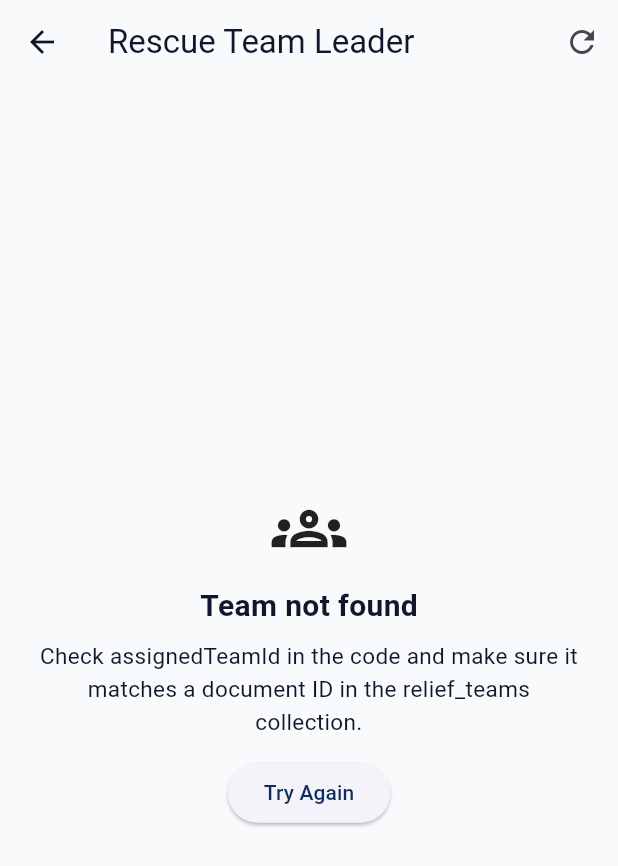
After one commit to Marco03Fernando/Disaster_Management, a Flutter app: the screen it shows after launch, after a tap on "Rescue Team Leader", on a phone screen of 412 x 824 dp. The commit adds this screen. Shown: the top 866 px of the screen. Run offline on Flutter 3.47's test engine with Material 3 defaults, Android fonts, the phone set to English and light mode, and no system bars; our stand-ins replace cloud_firestore, connectivity_plus, firebase_core, fl_chart, go_router, image_picker and 1 more; accounts and stored records are empty.

Commit message:
Add rescue team leader functionality

```diff
--- a/hazard_warning_app/lib/app.dart
+++ b/hazard_warning_app/lib/app.dart
@@ -24,6 +24,7 @@ import 'package:hazard_warning_app/features/officer/screens/shelters_list_screen
 import 'package:hazard_warning_app/features/officer/screens/verify_report_screen.dart';
 import 'package:hazard_warning_app/features/officer/screens/warning_delivery_screen.dart';
 import 'package:hazard_warning_app/features/role_selection/role_selection_screen.dart';
+import 'package:hazard_warning_app/features/officer/screens/rescue_team_leader_screen.dart';
 
 class HazardWarningApp extends StatelessWidget {
   const HazardWarningApp({super.key, required this.router});
@@ -142,6 +143,10 @@ GoRouter buildRouter() {
         builder: (context, state) => const ReliefTeamsScreen(),
       ),
       GoRoute(
+        path: '/officer/rescue-team-leader',
+        builder: (context, state) => const RescueTeamLeaderScreen(),
+      ),
+      GoRoute(
         path: '/officer/relief',
         builder: (context, state) => const ReliefDistributionScreen(),
       ),
--- a/hazard_warning_app/lib/features/officer/screens/relief_teams_screen.dart
+++ b/hazard_warning_app/lib/features/officer/screens/relief_teams_screen.dart
@@ -334,7 +334,7 @@ class _ReliefTeamsScreenState extends State<ReliefTeamsScreen> {
                             child: ListView.separated(
                               shrinkWrap: true,
                               itemCount: matchingTeams.length,
-                              separatorBuilder: (_, __) =>
+                              separatorBuilder: (_, _) =>
                                   const Divider(height: 1),
                               itemBuilder: (context, index) {
                                 final team = matchingTeams[index];
--- /dev/null
+++ b/hazard_warning_app/lib/features/officer/screens/rescue_team_leader_screen.dart
@@ -0,0 +1,452 @@
+import 'package:flutter/material.dart';
+import 'package:hazard_warning_app/core/models/models.dart';
+import 'package:hazard_warning_app/core/services/app_services.dart';
+import 'package:go_router/go_router.dart';
+
+class RescueTeamLeaderScreen extends StatefulWidget {
+  const RescueTeamLeaderScreen({super.key});
+
+  @override
+  State<RescueTeamLeaderScreen> createState() => _RescueTeamLeaderScreenState();
+}
+
+class _RescueTeamLeaderScreenState extends State<RescueTeamLeaderScreen> {
+  // CHANGE THIS to the document ID of the team in Firebase.
+  static const String assignedTeamId = 'RB-26';
+
+  late Future<ReliefTeam?> _teamFuture;
+  bool _updatingStatus = false;
+
+  static const List<String> _statuses = [
+    'Dispatched',
+    'En route',
+    'On site',
+    'Completed',
+  ];
+
+  @override
+  void initState() {
+    super.initState();
+    _teamFuture = _loadAssignedTeam();
+  }
+
+  Future<ReliefTeam?> _loadAssignedTeam() async {
+    final teams = await AppServices.instance.repository.getReliefTeams();
+
+    for (final team in teams) {
+      if (team.id == assignedTeamId) {
+        return team;
+      }
+    }
+
+    return null;
+  }
+
+  Future<void> _refreshTeam() async {
+    setState(() {
+      _teamFuture = _loadAssignedTeam();
+    });
+
+    await _teamFuture;
+  }
+
+  Future<void> _changeStatus(ReliefTeam team) async {
+    final selectedStatus = await showModalBottomSheet<String>(
+      context: context,
+      builder: (sheetContext) => SafeArea(
+        child: Column(
+          mainAxisSize: MainAxisSize.min,
+          children: [
+            const Padding(
+              padding: EdgeInsets.all(16),
+              child: Text(
+                'Update Team Status',
+                style: TextStyle(fontSize: 19, fontWeight: FontWeight.bold),
+              ),
+            ),
+            ..._statuses.map(
+              (status) => ListTile(
+                leading: Icon(
+                  Icons.circle,
+                  size: 14,
+                  color: _statusColor(status),
+                ),
+                title: Text(status),
+                trailing: status == team.status
+                    ? const Icon(Icons.check)
+                    : null,
+                onTap: () => Navigator.pop(sheetContext, status),
+              ),
+            ),
+            const SizedBox(height: 8),
+          ],
+        ),
+      ),
+    );
+
+    if (selectedStatus == null || selectedStatus == team.status || !mounted) {
+      return;
+    }
+
+    setState(() => _updatingStatus = true);
+
+    final updatedTeam = ReliefTeam(
+      id: team.id,
+      name: team.name,
+      lead: team.lead,
+      members: team.members,
+      responseArea: team.responseArea,
+      status: selectedStatus,
+      currentLocation: team.currentLocation,
+      dispatchLocation: team.dispatchLocation,
+    );
+
+    try {
+      await AppServices.instance.repository.updateReliefTeam(updatedTeam);
+
+      if (!mounted) return;
+
+      setState(() {
+        _teamFuture = Future.value(updatedTeam);
+        _updatingStatus = false;
+      });
+
+      ScaffoldMessenger.of(context).showSnackBar(
+        SnackBar(content: Text('Team status updated to $selectedStatus.')),
+      );
+    } catch (e) {
+      if (!mounted) return;
+
+      setState(() => _updatingStatus = false);
+
+      ScaffoldMessenger.of(context)
+          .showSnackBar(SnackBar(content: Text('Could not update status: $e')));
+    }
+  }
+
+  Color _statusColor(String status) {
+    switch (status.toLowerCase()) {
+      case 'available':
+        return const Color(0xFF16A34A);
+      case 'dispatched':
+        return const Color(0xFF2563EB);
+      case 'en route':
+        return const Color(0xFFF59E0B);
+      case 'on site':
+        return const Color(0xFF7C3AED);
+      case 'completed':
+        return const Color(0xFF64748B);
+      default:
+        return Colors.grey;
+    }
+  }
+
+  Widget _detail(String label, String value, IconData icon) {
+    return Padding(
+      padding: const EdgeInsets.symmetric(vertical: 10),
+      child: Row(
+        crossAxisAlignment: CrossAxisAlignment.start,
+        children: [
+          Icon(icon, size: 21, color: Colors.blueGrey),
+          const SizedBox(width: 12),
+          Expanded(
+            child: Column(
+              crossAxisAlignment: CrossAxisAlignment.start,
+              children: [
+                Text(
+                  label,
+                  style: const TextStyle(color: Colors.grey, fontSize: 12),
+                ),
+                const SizedBox(height: 4),
+                Text(
+                  value.isEmpty ? 'Not provided' : value,
+                  style: const TextStyle(
+                    fontSize: 15,
+                    fontWeight: FontWeight.w500,
+                  ),
+                ),
+              ],
+            ),
+          ),
+        ],
+      ),
+    );
+  }
+
+  Widget _buildTeam(ReliefTeam team) {
+    return ListView(
+      padding: const EdgeInsets.all(16),
+      children: [
+        if (['Dispatched', 'En route', 'On site'].contains(team.status))
+          Card(
+            color: const Color(0xFFFEE2E2),
+            child: Padding(
+              padding: const EdgeInsets.all(16),
+              child: Row(
+                crossAxisAlignment: CrossAxisAlignment.start,
+                children: [
+                  const Icon(
+                    Icons.notification_important,
+                    color: Color(0xFFDC2626),
+                    size: 30,
+                  ),
+                  const SizedBox(width: 12),
+                  Expanded(
+                    child: Column(
+                      crossAxisAlignment: CrossAxisAlignment.start,
+                      children: [
+                        const Text(
+                          'ACTIVE RESCUE ASSIGNMENT',
+                          style: TextStyle(
+                            fontSize: 13,
+                            fontWeight: FontWeight.bold,
+                            color: Color(0xFFB91C1C),
+                          ),
+                        ),
+                        const SizedBox(height: 6),
+                        Text(
+                          'Your team is ${team.status.toLowerCase()}.',
+                          style: const TextStyle(
+                            fontSize: 16,
+                            fontWeight: FontWeight.bold,
+                          ),
+                        ),
+                        const SizedBox(height: 6),
+                        Text(
+                          team.dispatchLocation.isEmpty
+                              ? 'Check with the duty officer for the dispatch location.'
+                              : 'Dispatch location: ${team.dispatchLocation}',
+                          style: const TextStyle(fontSize: 14),
+                        ),
+
+                      ],
+                    ),
+                  ),
+                ],
+              ),
+            ),
+          ),
+        Card(
+          child: Padding(
+            padding: const EdgeInsets.all(18),
+            child: Column(
+              crossAxisAlignment: CrossAxisAlignment.start,
+              children: [
+                const Row(
+                  children: [
+                    Icon(Icons.groups, size: 30),
+                    SizedBox(width: 10),
+                    Expanded(
+                      child: Text(
+                        'My Assigned Rescue Team',
+                        style: TextStyle(
+                          fontSize: 19,
+                          fontWeight: FontWeight.bold,
+                        ),
+                      ),
+                    ),
+                  ],
+                ),
+                const SizedBox(height: 18),
+                Text(
+                  team.name,
+                  style: const TextStyle(
+                    fontSize: 23,
+                    fontWeight: FontWeight.bold,
+                  ),
+                ),
+                const SizedBox(height: 6),
+                Text('Team ID: ${team.id}'),
+                const Divider(height: 28),
+                _detail('Team Leader', team.lead, Icons.person),
+                _detail(
+                  'Response Area',
+                  team.responseArea,
+                  Icons.location_on_outlined,
+                ),
+                _detail(
+                  'Current Location',
+                  team.currentLocation,
+                  Icons.my_location,
+                ),
+                _detail(
+                  'Dispatch Location',
+                  team.dispatchLocation,
+                  Icons.flag_outlined,
+                ),
+              ],
+            ),
+          ),
+        ),
+        const SizedBox(height: 12),
+        Card(
+          child: Padding(
+            padding: const EdgeInsets.all(18),
+            child: Column(
+              crossAxisAlignment: CrossAxisAlignment.start,
+              children: [
+                const Text(
+                  'Team Members',
+                  style: TextStyle(fontSize: 18, fontWeight: FontWeight.bold),
+                ),
+                const SizedBox(height: 10),
+                if (team.members.isEmpty)
+                  const Text('No team members listed.')
+                else
+                  ...team.members.map(
+                    (member) => ListTile(
+                      contentPadding: EdgeInsets.zero,
+                      leading: const CircleAvatar(
+                        child: Icon(Icons.person_outline),
+                      ),
+                      title: Text(member),
+                    ),
+                  ),
+              ],
+            ),
+          ),
+        ),
+        const SizedBox(height: 12),
+        Card(
+          child: Padding(
+            padding: const EdgeInsets.all(18),
+            child: Column(
+              crossAxisAlignment: CrossAxisAlignment.start,
+              children: [
+                const Text(
+                  'Operational Status',
+                  style: TextStyle(fontSize: 18, fontWeight: FontWeight.bold),
+                ),
+                const SizedBox(height: 12),
+                Container(
+                  padding: const EdgeInsets.symmetric(
+                    horizontal: 14,
+                    vertical: 9,
+                  ),
+                  decoration: BoxDecoration(
+                    color: _statusColor(team.status).withAlpha(25),
+                    borderRadius: BorderRadius.circular(20),
+                  ),
+                  child: Text(
+                    team.status,
+                    style: TextStyle(
+                      color: _statusColor(team.status),
+                      fontWeight: FontWeight.bold,
+                    ),
+                  ),
+                ),
+                const SizedBox(height: 18),
+                SizedBox(
+                  width: double.infinity,
+                  child: ElevatedButton.icon(
+                    onPressed: _updatingStatus
+                        ? null
+                        : () => _changeStatus(team),
+                    icon: const Icon(Icons.sync),
+                    label: Text(
+                      _updatingStatus ? 'Updating...' : 'Update Team Status',
+                    ),
+                  ),
+                ),
+                const SizedBox(height: 6),
+                const Text(
+                  'Update the team status as the rescue operation progresses.',
+                  style: TextStyle(fontSize: 12, color: Colors.grey),
+                ),
+              ],
+            ),
+          ),
+        ),
+      ],
+    );
+  }
+
+  @override
+  Widget build(BuildContext context) {
+    return Scaffold(
+      appBar: AppBar(
+        leading: IconButton(
+          icon: const Icon(Icons.arrow_back),
+          tooltip: 'Back to role selection',
+          onPressed: () => context.go('/'),
+        ),
+        title: const Text('Rescue Team Leader'),
+        actions: [
+          IconButton(
+            onPressed: _refreshTeam,
+            icon: const Icon(Icons.refresh),
+            tooltip: 'Refresh team',
+          ),
+        ],
+      ),
+      body: FutureBuilder<ReliefTeam?>(
+        future: _teamFuture,
+        builder: (context, snapshot) {
+          if (snapshot.connectionState == ConnectionState.waiting) {
+            return const Center(child: CircularProgressIndicator());
+          }
+
+          if (snapshot.hasError) {
+            return Center(
+              child: Padding(
+                padding: const EdgeInsets.all(24),
+                child: Column(
+                  mainAxisSize: MainAxisSize.min,
+                  children: [
+                    const Icon(Icons.error_outline, size: 48),
+                    const SizedBox(height: 12),
+                    const Text('Failed to load the assigned team.'),
+                    const SizedBox(height: 8),
+                    Text('${snapshot.error}', textAlign: TextAlign.center),
+                    const SizedBox(height: 12),
+                    ElevatedButton(
+                      onPressed: _refreshTeam,
+                      child: const Text('Try Again'),
+                    ),
+                  ],
+                ),
+              ),
+            );
+          }
+
+          final team = snapshot.data;
+
+          if (team == null) {
+            return Center(
+              child: Padding(
+                padding: const EdgeInsets.all(24),
+                child: Column(
+                  mainAxisSize: MainAxisSize.min,
+                  children: [
+                    const Icon(Icons.groups_outlined, size: 50),
+                    const SizedBox(height: 12),
+                    const Text(
+                      'Team not found',
+                      style: TextStyle(
+                        fontSize: 20,
+                        fontWeight: FontWeight.bold,
+                      ),
+                    ),
+                    const SizedBox(height: 8),
+                    const Text(
+                      'Check assignedTeamId in the code and make sure it '
+                      'matches a document ID in the relief_teams collection.',
+                      textAlign: TextAlign.center,
+                    ),
+                    const SizedBox(height: 12),
+                    ElevatedButton(
+                      onPressed: _refreshTeam,
+                      child: const Text('Try Again'),
+                    ),
+                  ],
+                ),
+              ),
+            );
+          }
+
+          return _buildTeam(team);
+        },
+      ),
+    );
+  }
+}
--- a/hazard_warning_app/lib/features/role_selection/role_selection_screen.dart
+++ b/hazard_warning_app/lib/features/role_selection/role_selection_screen.dart
@@ -52,6 +52,19 @@ class RoleSelectionScreen extends StatelessWidget {
                       context.go('/officer/home');
                     },
                   ),
+
+                  const SizedBox(height: 14),
+                  _RoleCard(
+                    title: 'Rescue Team Leader',
+                    subtitle:
+                        'View your assigned team and update rescue operations',
+                    icon: Icons.groups_outlined,
+                    accent: AppColors.primaryBlue,
+                    onTap: () {
+                      context.go('/officer/rescue-team-leader');
+                    },
+                  ),
+
                   const SizedBox(height: 24),
                   Row(
                     mainAxisAlignment: MainAxisAlignment.center,
```
